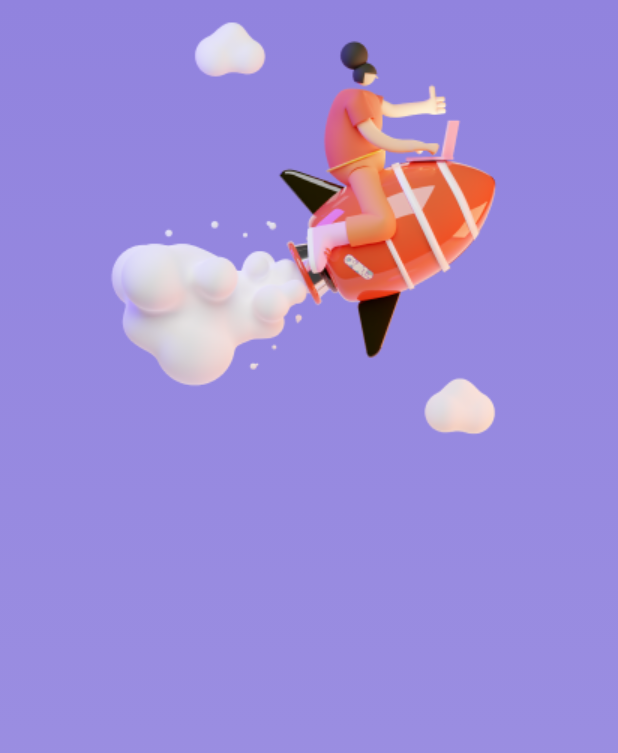
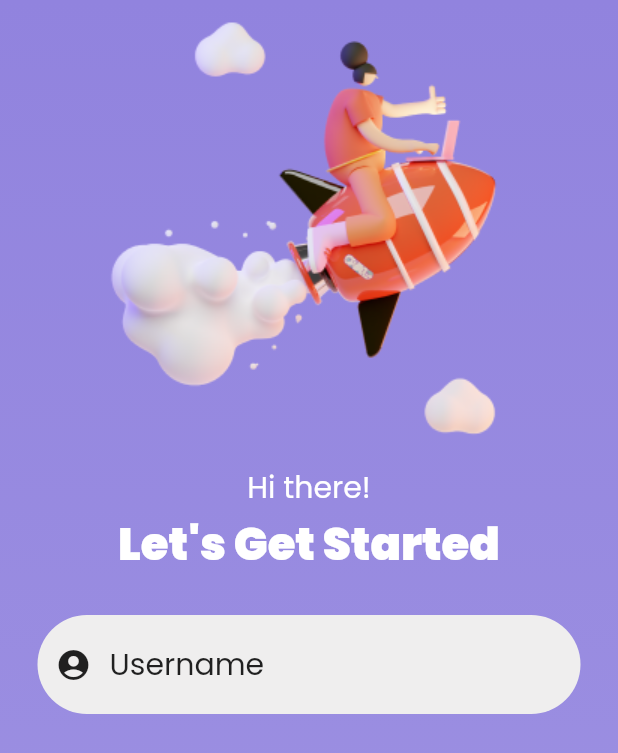
Before and after one commit to niloysikdar/Animated-Login-Screen, a Flutter app: the screen it shows after launch, on a phone screen of 412 x 824 dp. Shown: the top 753 px of the screen. Run offline on Flutter 3.47's test engine with Material 2 defaults, Android fonts, the phone set to English and light mode, and no system bars; our stand-ins replace google_fonts.

Commit message:
Added InputField

```diff
--- a/lib/main.dart
+++ b/lib/main.dart
@@ -1,7 +1,9 @@
 import 'package:animated_login_screen/screens/create_account.dart';
 import 'package:flutter/material.dart';
+import 'package:google_fonts/google_fonts.dart';
 
-void main() {
+Future<void> main() async {
+  WidgetsFlutterBinding.ensureInitialized();
   runApp(MyApp());
 }
 
@@ -11,7 +13,14 @@ class MyApp extends StatelessWidget {
     return MaterialApp(
       debugShowCheckedModeBanner: false,
       theme: ThemeData(
+        textTheme: GoogleFonts.poppinsTextTheme(
+          Theme.of(context).textTheme,
+        ).apply(
+          bodyColor: Colors.white,
+          displayColor: Colors.white,
+        ),
         primarySwatch: Colors.blue,
+        primaryColor: Colors.white,
       ),
       home: CreateAccount(),
     );
--- a/lib/screens/create_account.dart
+++ b/lib/screens/create_account.dart
@@ -1,4 +1,5 @@
 import 'package:animated_login_screen/constants/colors.dart';
+import 'package:animated_login_screen/widgets/create_account_headline.dart';
 import 'package:animated_login_screen/widgets/rocket.dart';
 import 'package:flutter/material.dart';
 
@@ -24,6 +25,63 @@ class _CreateAccountState extends State<CreateAccount> {
               SizedBox(height: topPadding),
               SizedBox(height: 10),
               RocketWidget(),
+              SizedBox(height: 10),
+              CreateHeadline(),
+              Padding(
+                padding: const EdgeInsets.all(25),
+                child: TextFormField(
+                  cursorColor: Colors.black,
+                  style: TextStyle(
+                    fontSize: 20,
+                    color: Colors.black,
+                  ),
+                  decoration: InputDecoration(
+                    prefixIcon: Icon(
+                      Icons.account_circle_rounded,
+                      color: Colors.black87,
+                    ),
+                    filled: true,
+                    fillColor: Color(0xFFEFEEEE),
+                    contentPadding:
+                        EdgeInsets.symmetric(vertical: 18.0, horizontal: 30.0),
+                    hintText: "Username",
+                    hintStyle: TextStyle(
+                      fontSize: 20,
+                      color: Colors.black87,
+                    ),
+                    errorStyle: TextStyle(
+                      color: Colors.red.shade700,
+                    ),
+                    border: OutlineInputBorder(
+                      borderSide: BorderSide.none,
+                      borderRadius: BorderRadius.circular(50),
+                    ),
+                    enabledBorder: OutlineInputBorder(
+                      borderSide: BorderSide.none,
+                      borderRadius: BorderRadius.circular(50),
+                    ),
+                    disabledBorder: OutlineInputBorder(
+                      borderSide: BorderSide.none,
+                      borderRadius: BorderRadius.circular(50),
+                    ),
+                    focusedErrorBorder: OutlineInputBorder(
+                      borderSide: BorderSide.none,
+                      borderRadius: BorderRadius.circular(50),
+                    ),
+                    focusedBorder: OutlineInputBorder(
+                      borderSide: BorderSide.none,
+                      borderRadius: BorderRadius.circular(50),
+                    ),
+                    errorBorder: OutlineInputBorder(
+                      borderRadius: BorderRadius.circular(50),
+                      borderSide: BorderSide(
+                        color: Colors.red,
+                        width: 1.0,
+                      ),
+                    ),
+                  ),
+                ),
+              ),
             ],
           ),
         ),
--- /dev/null
+++ b/lib/widgets/create_account_headline.dart
@@ -0,0 +1,24 @@
+import 'package:flutter/material.dart';
+
+class CreateHeadline extends StatelessWidget {
+  @override
+  Widget build(BuildContext context) {
+    return Column(
+      children: [
+        Text(
+          "Hi there!",
+          style: TextStyle(
+            fontSize: 20,
+          ),
+        ),
+        Text(
+          "Let's Get Started",
+          style: TextStyle(
+            fontSize: 30,
+            fontWeight: FontWeight.w900,
+          ),
+        ),
+      ],
+    );
+  }
+}
--- a/pubspec.yaml
+++ b/pubspec.yaml
@@ -10,6 +10,7 @@ dependencies:
   flutter:
     sdk: flutter
   cupertino_icons: ^1.0.2
+  google_fonts: ^2.0.0
 
 dev_dependencies:
   flutter_test:
```
Also changed, not shown: pubspec.lock, 1 other file.
